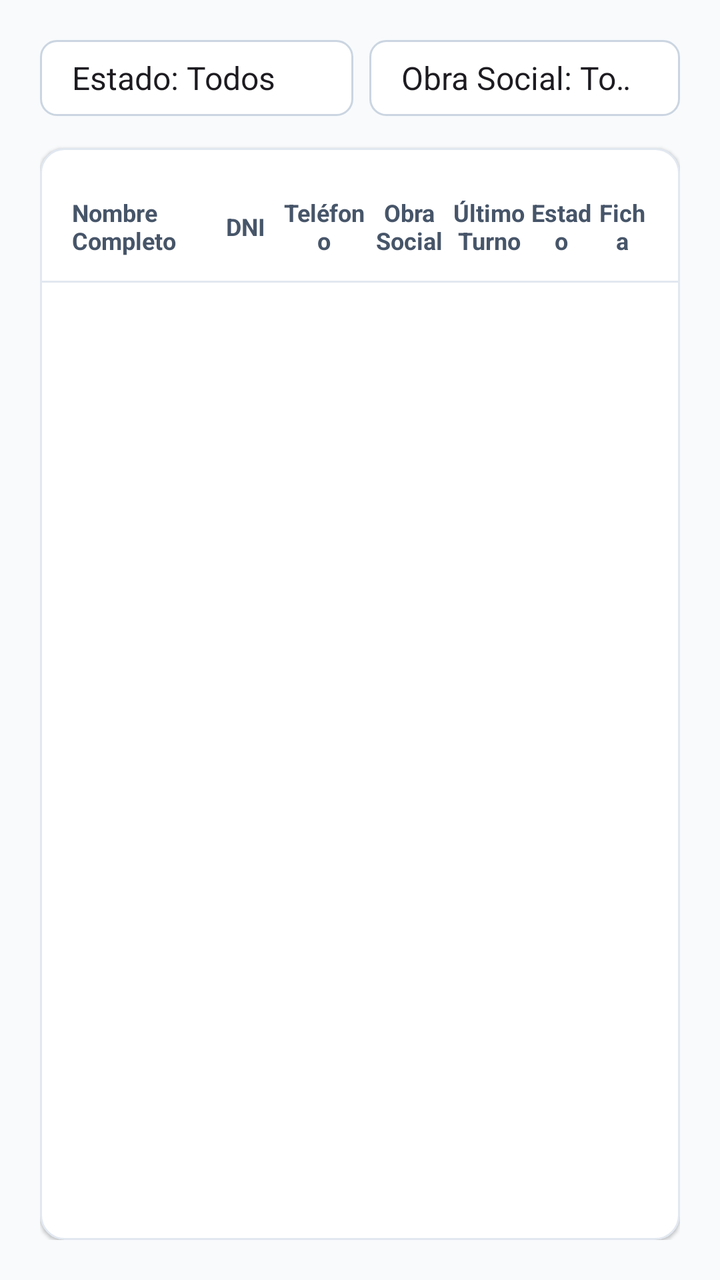
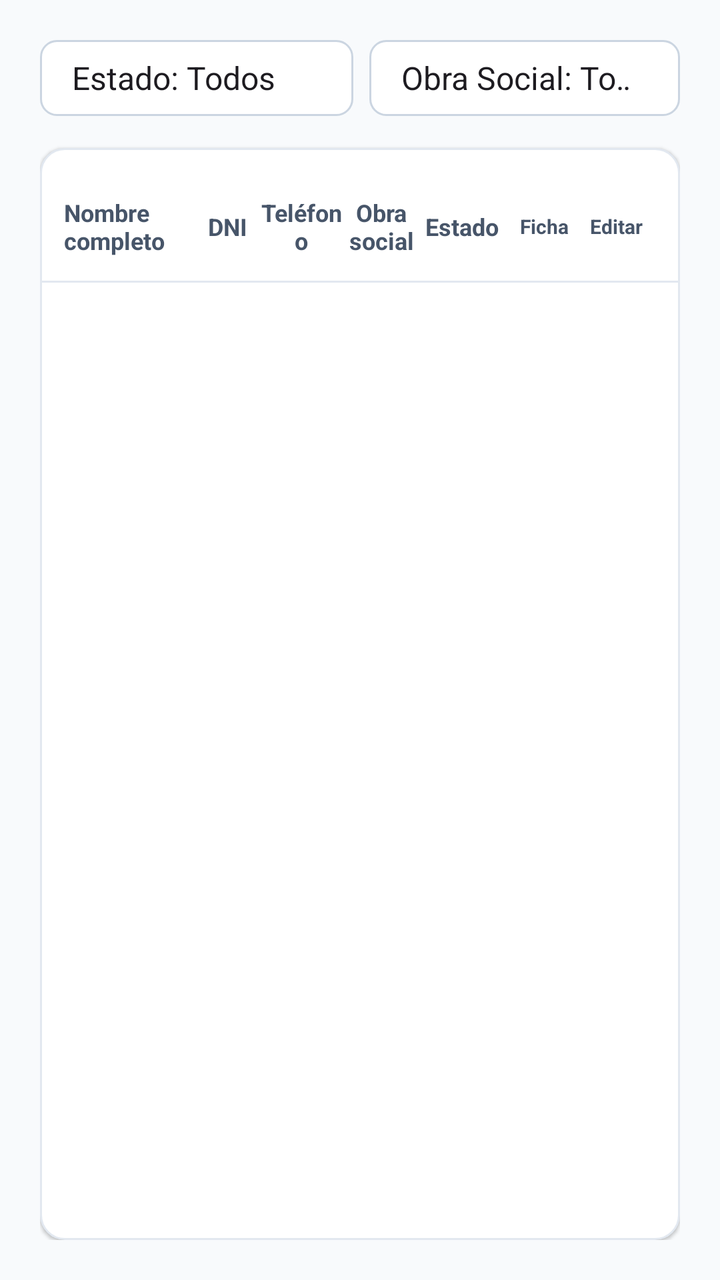

Compare the two renders of this Android layout. The source of the first and the diff that turns it into the second are given below.
<!-- AndroidManifest.xml: application theme Theme.ClinicaSePrice -->
<!-- res/layout/activity_consultorios_pacientes.xml -->
<?xml version="1.0" encoding="utf-8"?>
<LinearLayout xmlns:android="http://schemas.android.com/apk/res/android"
    xmlns:tools="http://schemas.android.com/tools"
    android:layout_width="match_parent"
    android:layout_height="match_parent"
    android:background="#F8FAFC"
    android:orientation="vertical"
    android:padding="20dp"
    tools:context=".ConsultoriosPacientesActivity">

    
    <LinearLayout
        android:layout_width="match_parent"
        android:layout_height="wrap_content"
        android:layout_marginBottom="16dp"
        android:gravity="center_vertical"
        android:orientation="horizontal">

        
        <Spinner
            android:id="@+id/spEstado"
            android:layout_width="wrap_content"
            android:layout_height="38dp"
            android:background="@drawable/bg_spinner"
            android:entries="@array/array_estados"
            android:paddingStart="8dp"
            android:paddingEnd="8dp" />

        
        <Spinner
            android:id="@+id/spObraSocial"
            android:layout_width="wrap_content"
            android:layout_height="38dp"
            android:layout_marginStart="8dp"
            android:background="@drawable/bg_spinner"
            android:entries="@array/array_obras_sociales"
            android:paddingStart="8dp"
            android:paddingEnd="8dp" />

        
        <View
            android:layout_width="0dp"
            android:layout_height="1dp"
            android:layout_weight="1" />

        
        <Button
            android:id="@+id/btnNuevoPaciente"
            android:layout_width="wrap_content"
            android:layout_height="38dp"
            android:backgroundTint="@color/primary"
            android:paddingStart="16dp"
            android:paddingEnd="16dp"
            android:text="+ Nuevo Paciente"
            android:textAllCaps="false"
            android:textColor="#FFFFFF"
            android:textSize="13sp" />
    </LinearLayout>

    
    <LinearLayout
        android:layout_width="match_parent"
        android:layout_height="match_parent"
        android:background="@drawable/bg_card_table"
        android:elevation="1dp"
        android:orientation="vertical"
        android:paddingTop="16dp"
        android:paddingBottom="16dp">

        
        <LinearLayout
            android:layout_width="match_parent"
            android:layout_height="wrap_content"
            android:gravity="center_vertical"
            android:orientation="horizontal"
            android:paddingStart="16dp"
            android:paddingTop="8dp"
            android:paddingEnd="16dp"
            android:paddingBottom="12dp">

            
            <TextView
                android:layout_width="0dp"
                android:layout_height="wrap_content"
                android:layout_weight="2.2"
                android:gravity="start|center_vertical"
                android:text="Nombre Completo"
                android:textColor="#475569"
                android:textSize="12sp"
                android:textStyle="bold" />

            
            <TextView
                android:layout_width="0dp"
                android:layout_height="wrap_content"
                android:layout_weight="1.1"
                android:gravity="center"
                android:text="DNI"
                android:textColor="#475569"
                android:textSize="12sp"
                android:textStyle="bold" />

            
            <TextView
                android:layout_width="0dp"
                android:layout_height="wrap_content"
                android:layout_weight="1.4"
                android:gravity="center"
                android:text="Teléfono"
                android:textColor="#475569"
                android:textSize="12sp"
                android:textStyle="bold" />

            
            <TextView
                android:layout_width="0dp"
                android:layout_height="wrap_content"
                android:layout_weight="1.3"
                android:gravity="center"
                android:text="Obra Social"
                android:textColor="#475569"
                android:textSize="12sp"
                android:textStyle="bold" />

            
            <TextView
                android:layout_width="0dp"
                android:layout_height="wrap_content"
                android:layout_weight="1.2"
                android:gravity="center"
                android:text="Último Turno"
                android:textColor="#475569"
                android:textSize="12sp"
                android:textStyle="bold" />

            
            <TextView
                android:layout_width="0dp"
                android:layout_height="wrap_content"
                android:layout_weight="1.1"
                android:gravity="center"
                android:text="Estado"
                android:textColor="#475569"
                android:textSize="12sp"
                android:textStyle="bold" />

            
            <TextView
                android:layout_width="0dp"
                android:layout_height="wrap_content"
                android:layout_weight="0.8"
                android:gravity="center"
                android:text="Ficha"
                android:textColor="#475569"
                android:textSize="12sp"
                android:textStyle="bold" />
        </LinearLayout>

        <View
            android:layout_width="match_parent"
            android:layout_height="1dp"
            android:background="#E2E8F0" />

        
        <androidx.recyclerview.widget.RecyclerView
            android:id="@+id/rvPacientes"
            android:layout_width="match_parent"
            android:layout_height="match_parent" />
    </LinearLayout>

</LinearLayout>
<!-- resources referenced by this layout -->
<resources>
  <string-array name="array_estados">
          <item>Estado: Todos</item>
          <item>Estado: Confirmado</item>
          <item>Estado: Pendiente</item>
          <item>Estado: Cancelado</item>
      </string-array>
  <string-array name="array_obras_sociales">
          <item>Obra Social: Todas</item>
          <item>Obra Social: OSDE</item>
          <item>Obra Social: Swiss Medical</item>
          <item>Obra Social: Galeno</item>
          <item>Obra Social: Particular</item>
      </string-array>
  <color name="primary">#0F4C81</color>
  <!-- drawable bg_card_table (drawable) -->
  <?xml version="1.0" encoding="utf-8"?>
  <shape xmlns:android="http://schemas.android.com/apk/res/android">
      <solid android:color="#FFFFFF" />
      <corners android:radius="12dp" />
      <stroke android:width="1dp" android:color="#E2E8F0" />
  </shape>
  <!-- drawable bg_spinner (drawable) -->
  <?xml version="1.0" encoding="utf-8"?>
  <shape xmlns:android="http://schemas.android.com/apk/res/android">
      <solid android:color="#FFFFFF" />
      <corners android:radius="8dp" />
      <stroke android:width="1dp" android:color="#CBD5E1" />
  </shape>
  <style name="Theme.ClinicaSePrice" parent="Base.Theme.ClinicaSePrice" />
  <style name="Base.Theme.ClinicaSePrice" parent="Theme.Material3.DayNight.NoActionBar">
          
          
      </style>
</resources>

<!-- the commit's change to res/layout/activity_consultorios_pacientes.xml (unified diff, before → after) -->
@@ -16,7 +16,6 @@
         android:gravity="center_vertical"
         android:orientation="horizontal">
 
-        
         <Spinner
             android:id="@+id/spEstado"
             android:layout_width="wrap_content"
@@ -26,7 +25,6 @@
             android:paddingStart="8dp"
             android:paddingEnd="8dp" />
 
-        
         <Spinner
             android:id="@+id/spObraSocial"
             android:layout_width="wrap_content"
@@ -37,13 +35,11 @@
             android:paddingStart="8dp"
             android:paddingEnd="8dp" />
 
-        
         <View
             android:layout_width="0dp"
             android:layout_height="1dp"
             android:layout_weight="1" />
 
-        
         <Button
             android:id="@+id/btnNuevoPaciente"
             android:layout_width="wrap_content"
@@ -60,7 +56,8 @@
     
     <LinearLayout
         android:layout_width="match_parent"
-        android:layout_height="match_parent"
+        android:layout_height="0dp"
+        android:layout_weight="1"
         android:background="@drawable/bg_card_table"
         android:elevation="1dp"
         android:orientation="vertical"
@@ -73,23 +70,21 @@
             android:layout_height="wrap_content"
             android:gravity="center_vertical"
             android:orientation="horizontal"
-            android:paddingStart="16dp"
+            android:paddingStart="12dp"
             android:paddingTop="8dp"
-            android:paddingEnd="16dp"
+            android:paddingEnd="12dp"
             android:paddingBottom="12dp">
 
-            
             <TextView
                 android:layout_width="0dp"
                 android:layout_height="wrap_content"
                 android:layout_weight="2.2"
-                android:gravity="start|center_vertical"
-                android:text="Nombre Completo"
+                android:gravity="start"
+                android:text="Nombre completo"
                 android:textColor="#475569"
                 android:textSize="12sp"
                 android:textStyle="bold" />
 
-            
             <TextView
                 android:layout_width="0dp"
                 android:layout_height="wrap_content"
@@ -100,7 +95,6 @@
                 android:textSize="12sp"
                 android:textStyle="bold" />
 
-            
             <TextView
                 android:layout_width="0dp"
                 android:layout_height="wrap_content"
@@ -111,33 +105,20 @@
                 android:textSize="12sp"
                 android:textStyle="bold" />
 
-            
             <TextView
                 android:layout_width="0dp"
                 android:layout_height="wrap_content"
                 android:layout_weight="1.3"
                 android:gravity="center"
-                android:text="Obra Social"
+                android:text="Obra social"
                 android:textColor="#475569"
                 android:textSize="12sp"
                 android:textStyle="bold" />
 
-            
             <TextView
                 android:layout_width="0dp"
                 android:layout_height="wrap_content"
-                android:layout_weight="1.2"
-                android:gravity="center"
-                android:text="Último Turno"
-                android:textColor="#475569"
-                android:textSize="12sp"
-                android:textStyle="bold" />
-
-            
-            <TextView
-                android:layout_width="0dp"
-                android:layout_height="wrap_content"
-                android:layout_weight="1.1"
+                android:layout_weight="1.4"
                 android:gravity="center"
                 android:text="Estado"
                 android:textColor="#475569"
@@ -145,15 +126,30 @@
                 android:textStyle="bold" />
 
             
-            <TextView
-                android:layout_width="0dp"
+            <LinearLayout
+                android:layout_width="76dp"
                 android:layout_height="wrap_content"
-                android:layout_weight="0.8"
                 android:gravity="center"
-                android:text="Ficha"
-                android:textColor="#475569"
-                android:textSize="12sp"
-                android:textStyle="bold" />
+                android:orientation="horizontal">
+
+                <TextView
+                    android:layout_width="36dp"
+                    android:layout_height="wrap_content"
+                    android:gravity="center"
+                    android:text="Ficha"
+                    android:textColor="#475569"
+                    android:textSize="10sp"
+                    android:textStyle="bold" />
+
+                <TextView
+                    android:layout_width="36dp"
+                    android:layout_height="wrap_content"
+                    android:gravity="center"
+                    android:text="Editar"
+                    android:textColor="#475569"
+                    android:textSize="10sp"
+                    android:textStyle="bold" />
+            </LinearLayout>
         </LinearLayout>
 
         <View
@@ -161,11 +157,13 @@
             android:layout_height="1dp"
             android:background="#E2E8F0" />
 
-        
         <androidx.recyclerview.widget.RecyclerView
             android:id="@+id/rvPacientes"
             android:layout_width="match_parent"
-            android:layout_height="match_parent" />
+            android:layout_height="0dp"
+            android:layout_weight="1"
+            android:clipToPadding="false" />
+
     </LinearLayout>
 
 </LinearLayout>
